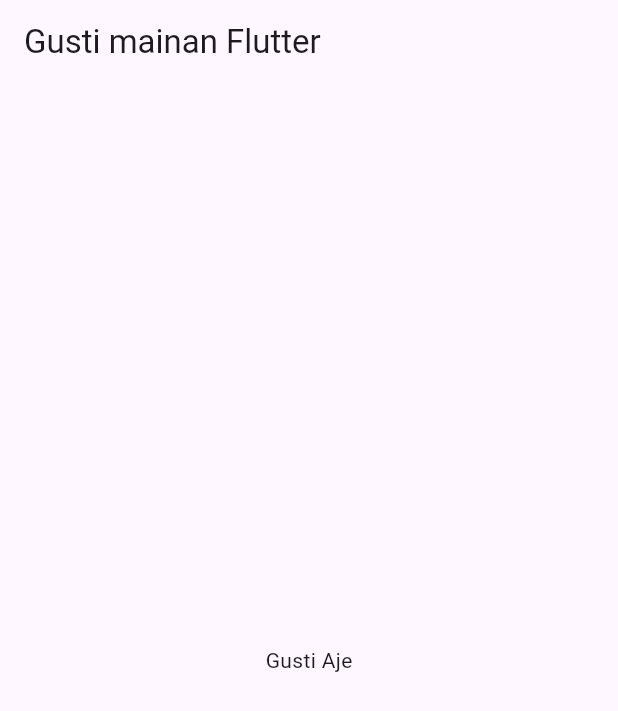
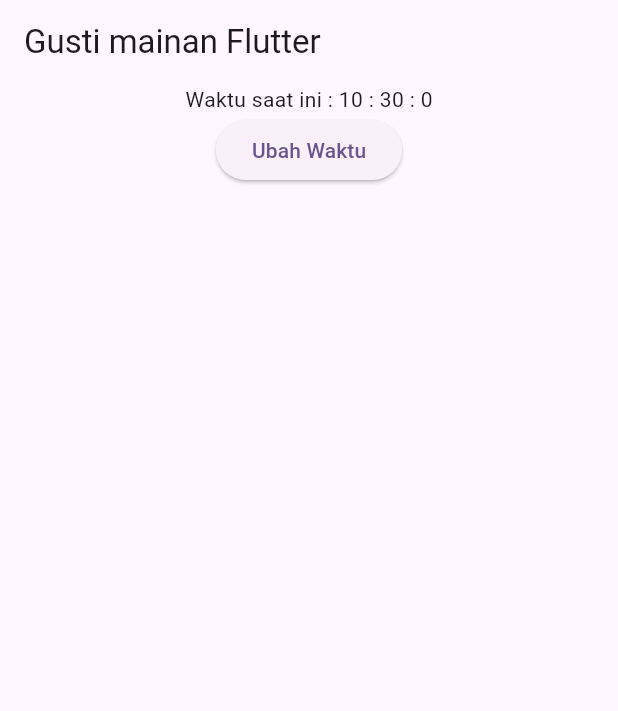
Before and after one commit to gustiarifiyanto/flutter_dart_basic, a Flutter app: the screen it shows after launch, on a phone screen of 412 x 824 dp. Shown: the top 711 px of the screen. Run offline on Flutter 3.47's test engine with Material 3 defaults, Android fonts, the phone set to English and light mode, and no system bars.

Commit message:
Learn about stl dan stf

```diff
--- /dev/null
+++ b/lib/change_time_widget.dart
@@ -0,0 +1,27 @@
+import 'package:flutter/material.dart';
+
+class ChangeTimeWidget extends StatefulWidget {
+  const ChangeTimeWidget({super.key});
+
+  @override
+  State<ChangeTimeWidget> createState() => _ChangeTimeWidgetState();
+}
+
+class _ChangeTimeWidgetState extends State<ChangeTimeWidget> {
+  DateTime time = DateTime.now();
+
+  @override
+  Widget build(BuildContext context) {
+    return Column(
+      children: [
+        Text('Waktu saat ini : ${time.hour} : ${time.minute} : ${time.second}'),
+        ElevatedButton(
+          onPressed: () {
+            setState(() => time = DateTime.now());
+          },
+          child: Text('Ubah Waktu'),
+        ),
+      ],
+    );
+  }
+}
--- a/lib/main.dart
+++ b/lib/main.dart
@@ -1,4 +1,5 @@
 import 'package:flutter/material.dart';
+import 'package:flutter_dart_basic/change_time_widget.dart';
 
 void main() {
   runApp(const MyApp());
@@ -18,10 +19,8 @@ class MyApp extends StatelessWidget {
         ),
       ),
       home: Scaffold(
-        appBar: AppBar(
-          title: Text('Gusti mainan Flutter')
-          ),
-        body: Center(child: Text('Gusti Aje')),
+        appBar: AppBar(title: Text('Gusti mainan Flutter')),
+        body: Center(child: ChangeTimeWidget()),
       ),
     );
   }
```
Also changed, not shown: lib/show_text_widget.dart (added, +12 -0 lines).
